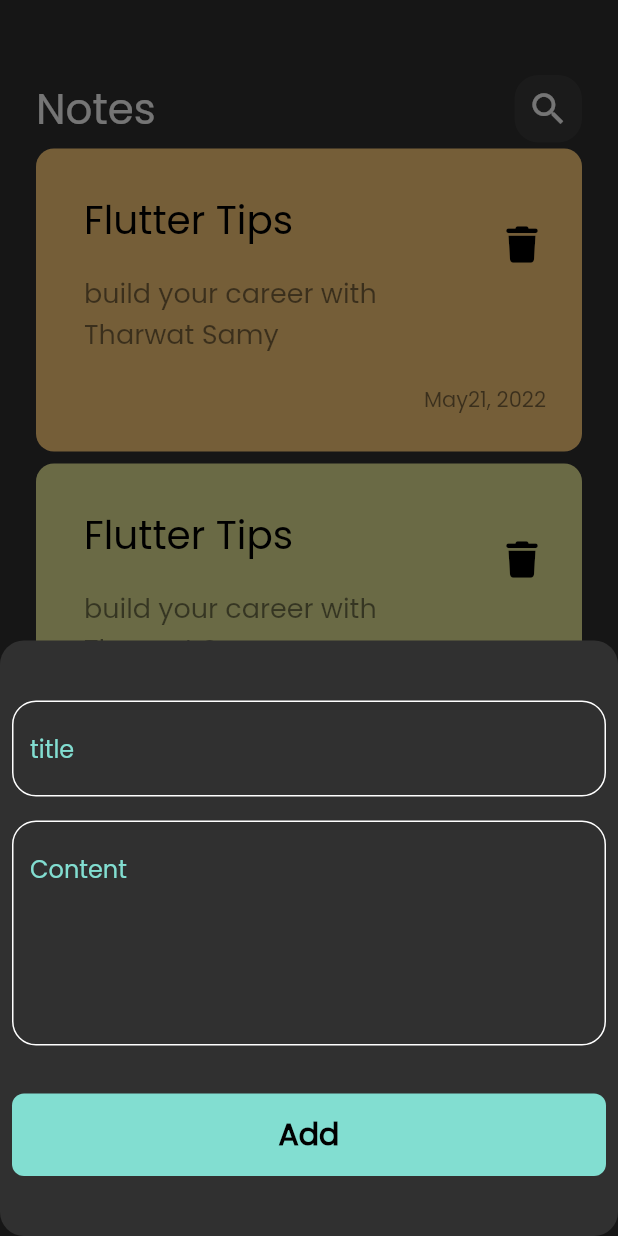
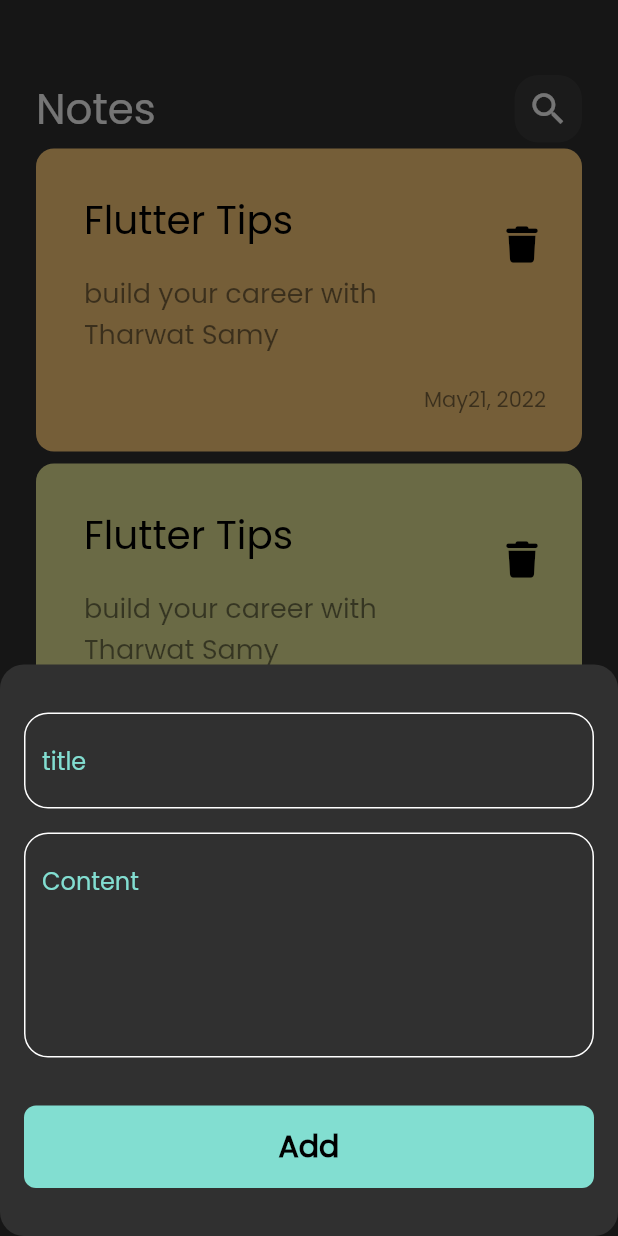
Before and after one commit to anasosama0/notes_app, a Flutter app: the screen it shows after launch, after a tap on the "add" icon, on a phone screen of 412 x 824 dp. Run offline on Flutter 3.47's test engine with Material 2 defaults, Android fonts, the phone set to English and light mode, and no system bars; drawn by our look-alikes of modal_progress_hud_nsn; our stand-ins replace bloc, flutter_bloc, font_awesome_flutter, hive, hive_flutter; accounts and stored records are empty.

Commit message:
create fetshNote method and make the form scrollable with keyboard

```diff
--- /dev/null
+++ b/lib/cubits/note_cubit/note_cubit.dart
@@ -0,0 +1,20 @@
+import 'package:bloc/bloc.dart';
+import 'package:hive/hive.dart';
+import 'package:meta/meta.dart';
+import 'package:notes_app/models/note_model.dart';
+import '../../constants.dart';
+part 'note_state.dart';
+
+class NoteCubit extends Cubit<NoteState> {
+  NoteCubit() : super(NoteInitial());
+  fetchAllNotes() async {
+    try {
+      var notesBox = Hive.box<NoteModel>(kNotesBox);
+
+      List<NoteModel> notes = notesBox.values.toList();
+      emit(NoteSuccess(notes));
+    } catch (e) {
+      emit(NoteFailure(e.toString()));
+    }
+  }
+}
--- /dev/null
+++ b/lib/cubits/note_cubit/note_state.dart
@@ -0,0 +1,17 @@
+part of 'note_cubit.dart';
+
+@immutable
+sealed class NoteState {}
+
+final class NoteInitial extends NoteState {}
+final class NoteLoading extends NoteState {}
+final class NoteSuccess extends NoteState {
+  final List<NoteModel> notes;
+
+  NoteSuccess(this.notes);
+}
+final class NoteFailure extends NoteState {
+  final String errMessage;
+
+  NoteFailure(this.errMessage);
+}
--- a/lib/views/notes_view.dart
+++ b/lib/views/notes_view.dart
@@ -1,4 +1,6 @@
 import 'package:flutter/material.dart';
+import 'package:flutter_bloc/flutter_bloc.dart';
+import 'package:notes_app/cubits/note_cubit/note_cubit.dart';
 import 'package:notes_app/views/widgets/add_note_bottom_sheet.dart';
 import 'package:notes_app/views/widgets/note_view_body.dart';
 
@@ -7,19 +9,24 @@ class NotesView extends StatelessWidget {
 
   @override
   Widget build(BuildContext context) {
-    return  Scaffold(
-      floatingActionButton: FloatingActionButton(onPressed: (){
-        showModalBottomSheet(
-          shape: RoundedRectangleBorder(
-            borderRadius: BorderRadius.circular(16)
-          ),
-          context: context, builder: (context)
-
-      {
-        return const AddNoteBottomSheet();
-      });
-      },child: const Icon(Icons.add),),
-      body: const NoteViewBody(),
+    return BlocProvider(
+      create: (context) => NoteCubit(),
+      child: Scaffold(
+        floatingActionButton: FloatingActionButton(
+          onPressed: () {
+            showModalBottomSheet(
+                isScrollControlled: true,
+                shape: RoundedRectangleBorder(
+                    borderRadius: BorderRadius.circular(16)),
+                context: context,
+                builder: (context) {
+                  return const AddNoteBottomSheet();
+                });
+          },
+          child: const Icon(Icons.add),
+        ),
+        body: const NoteViewBody(),
+      ),
     );
   }
 }
--- a/lib/views/widgets/add-note_form.dart
+++ b/lib/views/widgets/add-note_form.dart
@@ -1,7 +1,7 @@
 import 'package:flutter/material.dart';
 import 'package:flutter_bloc/flutter_bloc.dart';
-import 'package:notes_app/cubits/cubit/add_note_cubit.dart';
 import 'package:notes_app/models/note_model.dart';
+import '../../cubits/add_note_cubit/add_note_cubit.dart';
 import 'custom_button.dart';
 import 'custom_text_field.dart';
 
--- a/lib/views/widgets/add_note_bottom_sheet.dart
+++ b/lib/views/widgets/add_note_bottom_sheet.dart
@@ -1,7 +1,7 @@
 import 'package:flutter/material.dart';
 import 'package:flutter_bloc/flutter_bloc.dart';
 import 'package:modal_progress_hud_nsn/modal_progress_hud_nsn.dart';
-import 'package:notes_app/cubits/cubit/add_note_cubit.dart';
+import '../../cubits/add_note_cubit/add_note_cubit.dart';
 import 'add-note_form.dart';
 
 class AddNoteBottomSheet extends StatelessWidget {
@@ -27,9 +27,13 @@ class AddNoteBottomSheet extends StatelessWidget {
             absorbing: state is AddNoteLoading ? true : false,
             child: ModalProgressHUD(
                 inAsyncCall: state is AddNoteLoading ? true : false,
-                child: const Padding(
-                  padding: EdgeInsets.all(8.0),
-                  child: SingleChildScrollView(child:  AddNoteForm()),
+                child:  Padding(
+                  padding: EdgeInsets.only(
+                    left: 16,
+                    right: 16,
+                    bottom: MediaQuery.of(context).viewInsets.bottom
+                  ),
+                  child: const SingleChildScrollView(child:  AddNoteForm()),
                 )),
           );
         },
```
Also changed, not shown: lib/cubits/add_note_cubit/add_note_cubit.dart (renamed from lib/cubits/cubit/add_note_cubit.dart), lib/cubits/add_note_cubit/add_note_state.dart (renamed from lib/cubits/cubit/add_note_state.dart).
